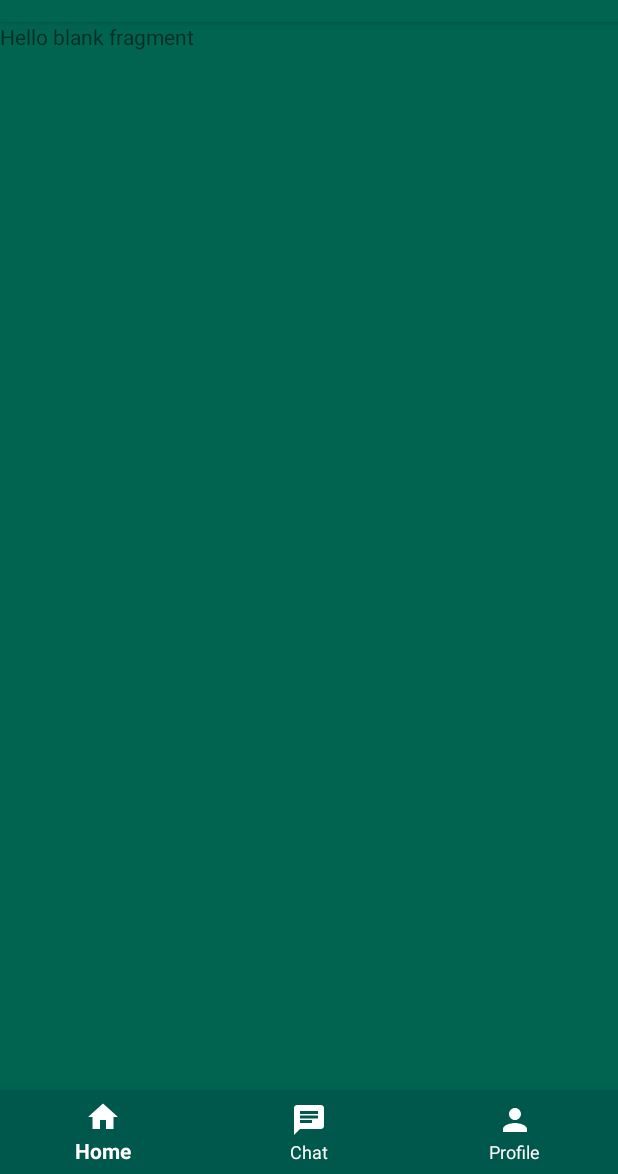
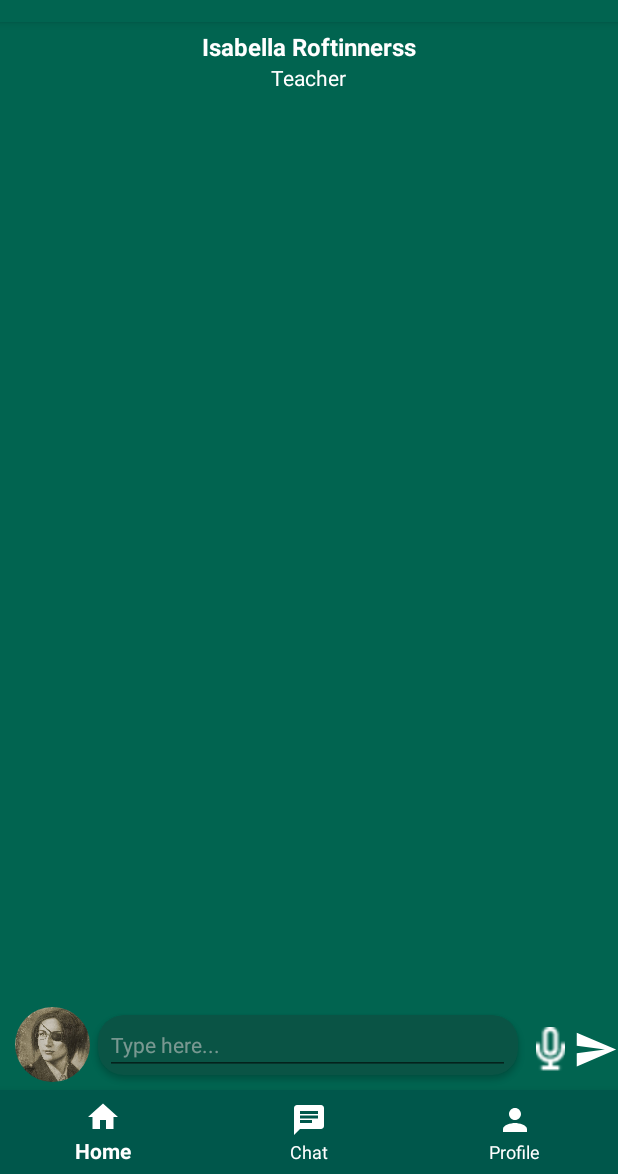
Before and after one commit to dikynugraha1111/Front-end_RKS, an Android app: the fragment ChatFragment placed in its activity, on a phone screen of 412 x 824 dp, the part 62-1236 px from its top. Run offline under Robolectric (Android 15) with nearby library versions, the phone set to English and light mode, and no system bars; our stand-ins replace CircleImageView.

Commit message:
added Chat

```diff
--- /dev/null
+++ b/app/src/main/res/drawable/ic_send_black_24dp.xml
@@ -0,0 +1,5 @@
+<vector android:height="24dp" android:tint="#FFFFFF"
+    android:viewportHeight="24.0" android:viewportWidth="24.0"
+    android:width="24dp" xmlns:android="http://schemas.android.com/apk/res/android">
+    <path android:fillColor="#FF000000" android:pathData="M2.01,21L23,12 2.01,3 2,10l15,2 -15,2z"/>
+</vector>
--- a/app/src/main/res/layout/fragment_chat.xml
+++ b/app/src/main/res/layout/fragment_chat.xml
@@ -1,14 +1,91 @@
 <?xml version="1.0" encoding="utf-8"?>
-<FrameLayout xmlns:android="http://schemas.android.com/apk/res/android"
+<RelativeLayout xmlns:android="http://schemas.android.com/apk/res/android"
     xmlns:tools="http://schemas.android.com/tools"
+    xmlns:app="http://schemas.android.com/apk/res-auto"
     android:layout_width="match_parent"
     android:layout_height="match_parent"
-    tools:context=".ChatFragment">
+    tools:context=".ChatFragment"
+    android:background="@color/colorPrimary">
 
-    <!-- TODO: Update blank fragment layout -->
-    <TextView
-        android:layout_width="match_parent"
-        android:layout_height="match_parent"
-        android:text="@string/hello_blank_fragment" />
+    <LinearLayout
+        android:layout_marginTop="5dp"
+        android:layout_width="wrap_content"
+        android:layout_height="wrap_content"
+        android:layout_centerHorizontal="true"
+        android:orientation="vertical">
 
-</FrameLayout>
+        <TextView
+            android:layout_width="wrap_content"
+            android:layout_height="wrap_content"
+            android:text="Isabella Roftinnerss"
+            android:textStyle="bold"
+            android:textSize="16sp"
+            android:textColor="@android:color/white"
+            />
+
+        <TextView
+            android:layout_width="wrap_content"
+            android:layout_height="wrap_content"
+            android:text="Teacher"
+            android:layout_gravity="center_horizontal"
+            android:textColor="@android:color/white"
+            />
+    </LinearLayout>
+
+    <de.hdodenhof.circleimageview.CircleImageView
+        android:id="@+id/chat_profile"
+        android:layout_width="50dp"
+        android:layout_height="50dp"
+        android:src="@drawable/fotosiswa"
+        android:layout_alignParentBottom="true"
+        android:layout_marginLeft="10dp"
+        android:layout_marginBottom="5dp"
+        />
+
+    <androidx.cardview.widget.CardView
+        android:id="@+id/cardView3"
+        android:layout_alignParentBottom="true"
+        android:layout_toEndOf="@+id/chat_profile"
+        android:layout_width="280dp"
+        android:layout_height="wrap_content"
+        android:layout_marginBottom="10dp"
+        android:layout_marginLeft="5dp"
+        android:layout_centerHorizontal="true"
+        app:cardBackgroundColor="#0A5445"
+        app:cardCornerRadius="17dp">
+        <RelativeLayout
+            android:layout_gravity="center_horizontal"
+            android:layout_width="wrap_content"
+            android:layout_height="wrap_content">
+
+            <EditText
+                android:id="@+id/et_chat"
+                android:layout_width="270dp"
+                android:layout_height="wrap_content"
+                android:hint="Type here..."
+                android:textColor="#FFEBEE"
+                android:textColorHint="#74FFEBEE"
+                android:textSize="14sp"
+                android:inputType="textPassword"/>
+        </RelativeLayout>
+    </androidx.cardview.widget.CardView>
+
+    <ImageView
+        android:id="@+id/mic"
+        android:layout_alignParentBottom="true"
+        android:layout_toLeftOf="@+id/send"
+        android:layout_marginBottom="12dp"
+        android:layout_width="30dp"
+        android:layout_height="30dp"
+        android:src="@drawable/mic"
+        />
+
+    <ImageView
+        android:id="@+id/send"
+        android:layout_alignParentBottom="true"
+        android:layout_alignParentRight="true"
+        android:layout_marginBottom="12dp"
+        android:layout_width="30dp"
+        android:layout_height="30dp"
+        android:src="@drawable/ic_send_black_24dp"/>
+</RelativeLayout>
--- a/app/src/main/res/layout/fragment_profile.xml
+++ b/app/src/main/res/layout/fragment_profile.xml
@@ -1,5 +1,5 @@
 <?xml version="1.0" encoding="utf-8"?>
-<FrameLayout xmlns:android="http://schemas.android.com/apk/res/android"
+<RelativeLayout xmlns:android="http://schemas.android.com/apk/res/android"
     xmlns:tools="http://schemas.android.com/tools"
     android:layout_width="match_parent"
     android:layout_height="match_parent"
@@ -11,4 +11,4 @@
         android:layout_height="match_parent"
         android:text="@string/hello_blank_fragment" />
 
-</FrameLayout>
+</RelativeLayout>
```
Also changed, not shown: app/src/main/res/drawable/mic.png (added), app/src/main/res/layout/activity_pp.xml (line endings or trailing spaces), 1 other file.
